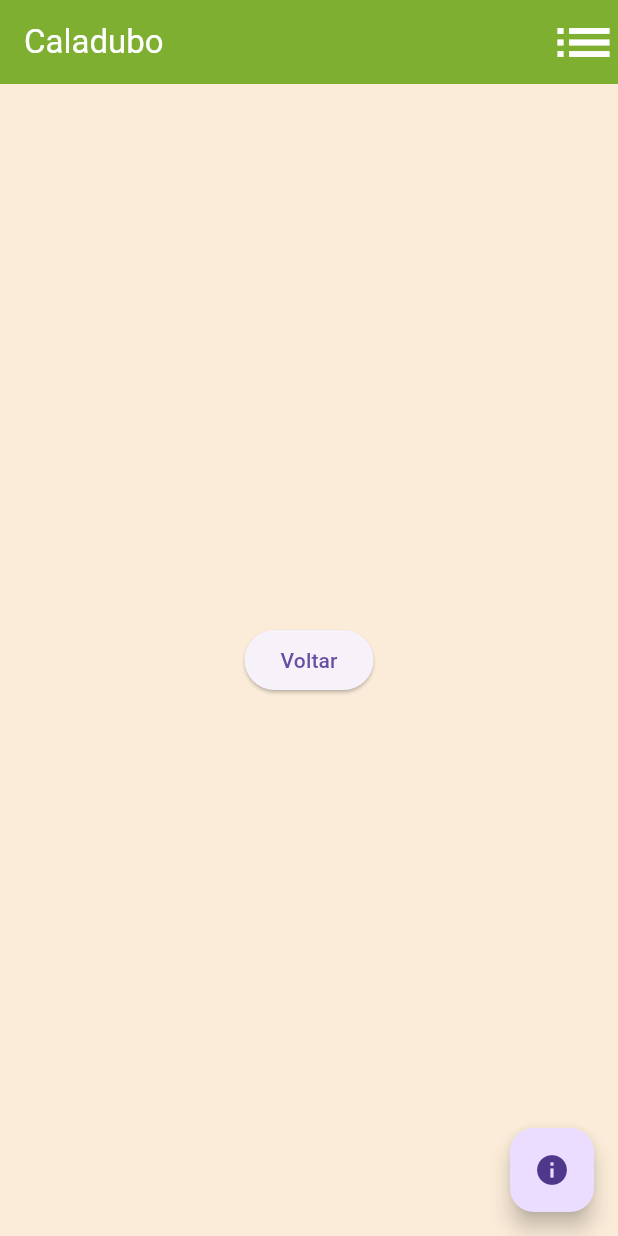
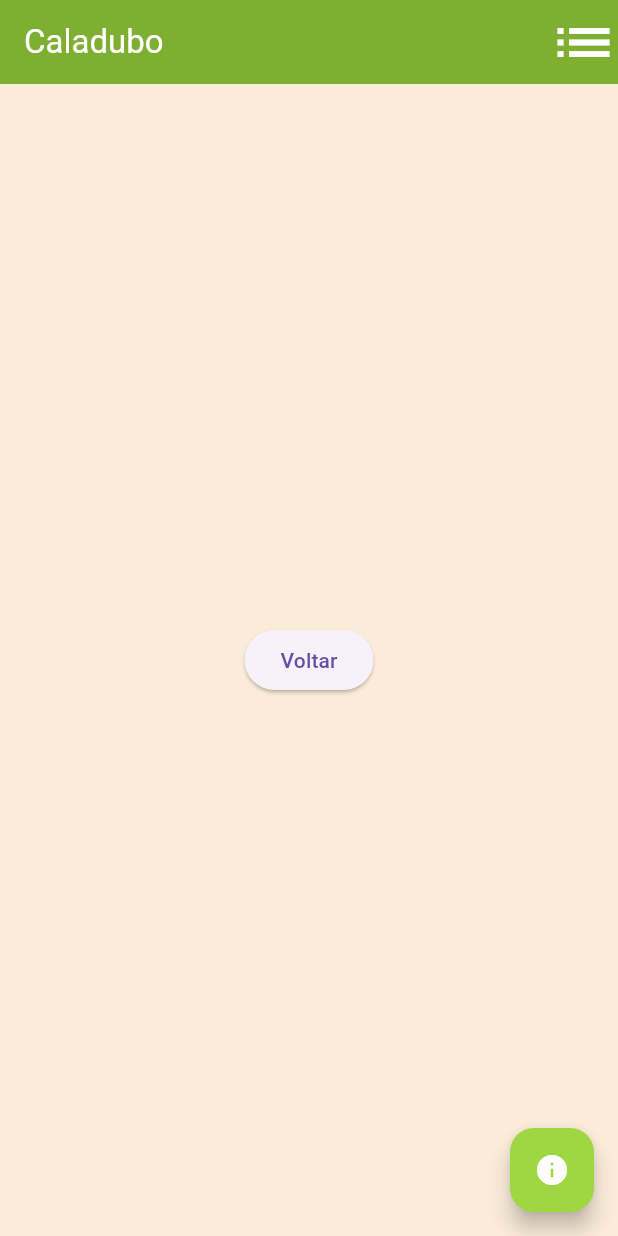
Before and after one commit to MaickonBrenner/caladubo, a Flutter app: the screen it shows after launch, after a tap on "Iniciar", on a phone screen of 412 x 824 dp. Run offline on Flutter 3.47's test engine with Material 3 defaults, Android fonts, the phone set to English and light mode, and no system bars; drawn by our look-alikes of dropdown_button2; Roboto replaces fonts that are missing (Montserrat).

Commit message:
Outros ajustes

```diff
--- a/lib/homePage.dart
+++ b/lib/homePage.dart
@@ -1,6 +1,7 @@
 import 'package:dropdown_button2/dropdown_button2.dart';
 import 'package:flutter/material.dart';
 import 'MenuItems.dart';
+import 'main.dart';
 import 'colors.dart';
 
 class homePage extends StatelessWidget {
@@ -24,7 +25,9 @@ class homePageState extends State<homePageNew> {
 
   void backPage() {
     setState(() {
-      Navigator.pop(context);
+      Navigator.push(
+        context,
+         MaterialPageRoute(builder: (context) => MyApp()));
     });
   }
 
@@ -108,12 +111,13 @@ class homePageState extends State<homePageNew> {
             ),
           ),
           floatingActionButton: FloatingActionButton(
-          onPressed: backPage,
-          tooltip: 'Informações',
-          child: const Icon(Icons.info),
-      ),
+            onPressed: backPage,
+            backgroundColor: const Color.fromRGBO(158, 215, 66, 1),
+            foregroundColor: Colors.white,
+            tooltip: 'Informações',
+            child: const Icon(Icons.info),
+          ),
       ),
     );
   }
-
 }
--- a/lib/main.dart
+++ b/lib/main.dart
@@ -33,7 +33,6 @@ class MyHomePage extends StatefulWidget {
 }
 
 class _MyHomePageState extends State<MyHomePage> {
-  int _counter = 0;
 
   void changePage() {
     setState(() {
@@ -56,6 +55,12 @@ class _MyHomePageState extends State<MyHomePage> {
           children: <Widget>[
             const Text(
               'Bem vindo(a) ao',
+              style: TextStyle(
+                color: Color.fromRGBO(34, 29, 12, 1),
+                fontWeight: FontWeight.bold,
+                fontFamily: 'Montserrat',
+                fontSize: 22,
+              ),
             ),
             Image.asset(
               "images/logo.png",
```
Also changed, not shown: lib/Instruções.txt (+19 -4 lines).
